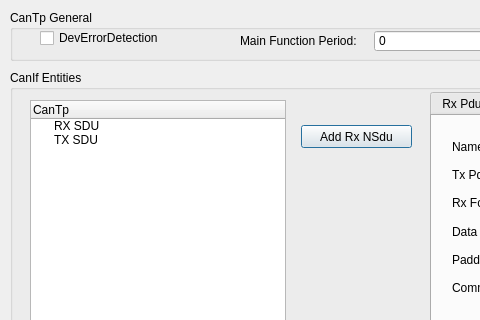
First picture: the form in gainos_studio/ui_forms/comstack/CanTp_Dlg.ui, repository parai/GaInOS_Based_On_uTenux-tkernel, before the edit; both pictures show x 0 to 480 and y 0 to 320 of the 934 by 592 pixel window.
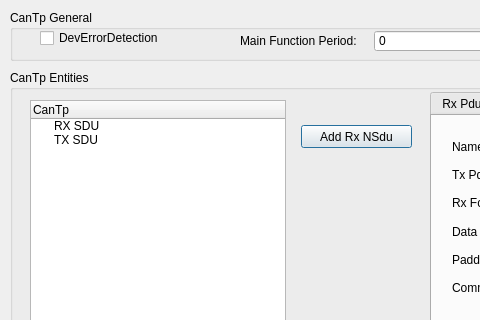
Second picture: the form after the edit.

What changed in the file:
```diff
--- a/gainos_studio/ui_forms/comstack/CanTp_Dlg.ui
+++ b/gainos_studio/ui_forms/comstack/CanTp_Dlg.ui
@@ -97,7 +97,7 @@
     </size>
    </property>
    <property name="title">
-    <string>CanIf Entities</string>
+    <string>CanTp Entities</string>
    </property>
    <widget class="QTreeWidget" name="trCanTpCfg">
     <property name="geometry">
```
